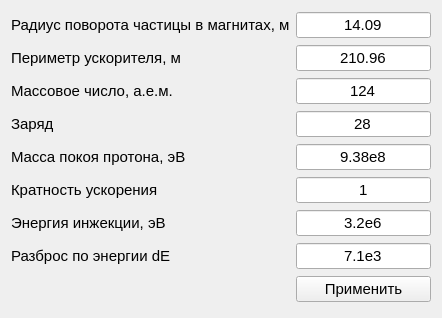
fdult/acceptance_generator, file parametersacceleration.ui: the form before one commit.
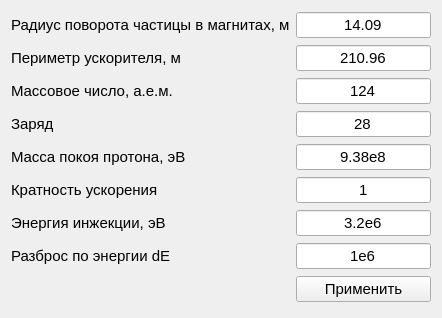
The form after the commit.

What changed in the file:
```diff
--- a/parametersacceleration.ui
+++ b/parametersacceleration.ui
@@ -265,7 +265,7 @@
       <enum>Qt::ClickFocus</enum>
      </property>
      <property name="text">
-      <string>7.1e3</string>
+      <string>1e6</string>
      </property>
      <property name="alignment">
       <set>Qt::AlignCenter</set>
```
